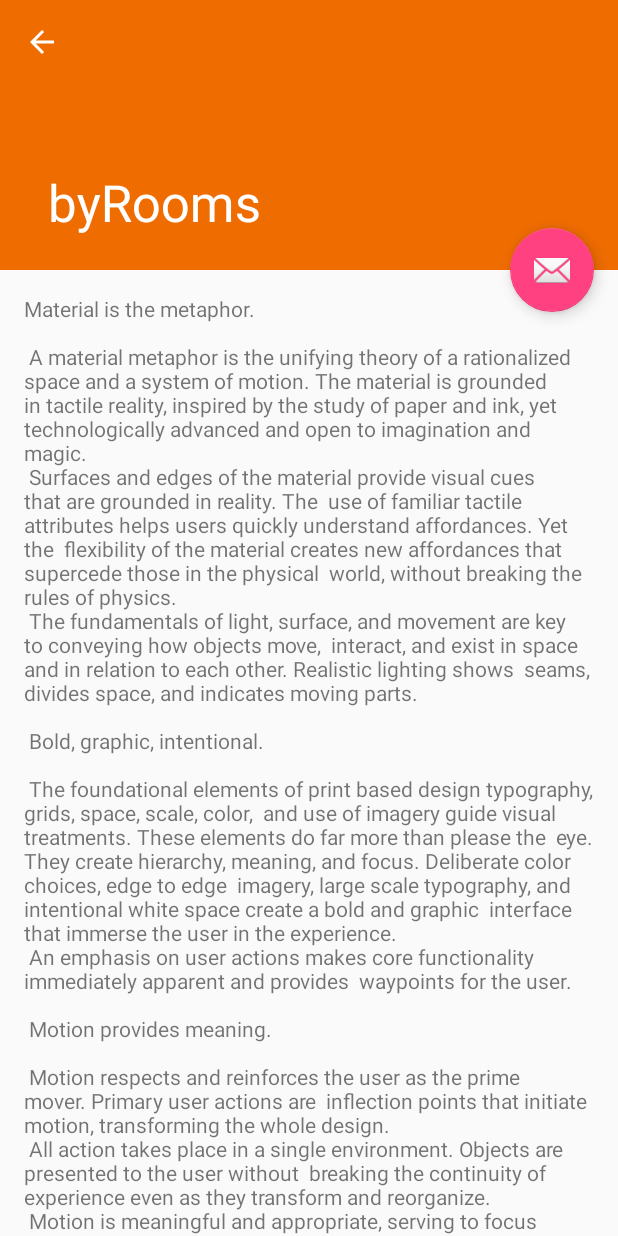
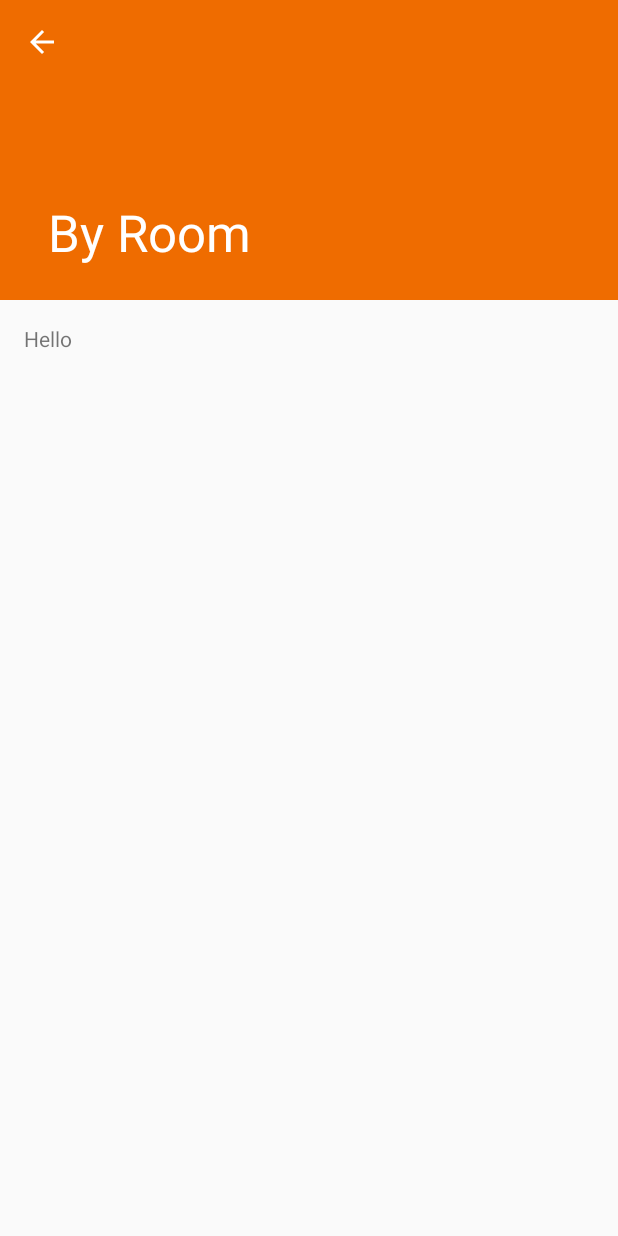
Before and after one commit to costanzavolpini/USIRooms, an Android app: the byRooms screen opened directly, with no data from a screen before it, on a phone screen of 412 x 824 dp. Run offline under Robolectric (Android 15) with nearby library versions, the phone set to English and light mode, and no system bars.

Commit message:
Removed Floating Action Button from ByRoom
TO DO: Implement the navigation bar also in the class ByRoom

```diff
--- a/AndroidStudio/USIRooms/app/src/main/java/com/usirooms/usirooms/byRooms.java
+++ b/AndroidStudio/USIRooms/app/src/main/java/com/usirooms/usirooms/byRooms.java
@@ -3,6 +3,8 @@ package com.usirooms.usirooms;
 import android.os.Bundle;
 import android.support.design.widget.FloatingActionButton;
 import android.support.design.widget.Snackbar;
+import android.support.v4.view.GravityCompat;
+import android.support.v4.widget.DrawerLayout;
 import android.support.v7.app.AppCompatActivity;
 import android.support.v7.widget.Toolbar;
 import android.view.View;
@@ -16,14 +18,15 @@ public class byRooms extends AppCompatActivity {
         Toolbar toolbar = (Toolbar) findViewById(R.id.toolbar);
         setSupportActionBar(toolbar);
 
-        FloatingActionButton fab = (FloatingActionButton) findViewById(R.id.fab);
+      /*  FloatingActionButton fab = (FloatingActionButton) findViewById(R.id.fab);
         fab.setOnClickListener(new View.OnClickListener() {
             @Override
             public void onClick(View view) {
                 Snackbar.make(view, "Replace with your own action", Snackbar.LENGTH_LONG)
                         .setAction("Action", null).show();
             }
-        });
+        }); */
         getSupportActionBar().setDisplayHomeAsUpEnabled(true);
+
     }
 }
--- a/AndroidStudio/USIRooms/app/src/main/res/layout/activity_by_rooms.xml
+++ b/AndroidStudio/USIRooms/app/src/main/res/layout/activity_by_rooms.xml
@@ -1,5 +1,5 @@
 <?xml version="1.0" encoding="utf-8"?>
-<android.support.design.widget.CoordinatorLayout xmlns:android="http://schemas.android.com/apk/res/android"
+ <android.support.design.widget.CoordinatorLayout xmlns:android="http://schemas.android.com/apk/res/android"
     xmlns:app="http://schemas.android.com/apk/res-auto"
     xmlns:tools="http://schemas.android.com/tools"
     android:layout_width="match_parent"
@@ -10,7 +10,7 @@
     <android.support.design.widget.AppBarLayout
         android:id="@+id/app_bar"
         android:layout_width="match_parent"
-        android:layout_height="@dimen/app_bar_height"
+        android:layout_height="200dp"
         android:fitsSystemWindows="true"
         android:theme="@style/AppTheme.AppBarOverlay">
 
@@ -34,13 +34,13 @@
 
     <include layout="@layout/content_by_rooms" />
 
-    <android.support.design.widget.FloatingActionButton
+    <!--<android.support.design.widget.FloatingActionButton
         android:id="@+id/fab"
         android:layout_width="wrap_content"
         android:layout_height="wrap_content"
         android:layout_margin="@dimen/fab_margin"
         android:src="@android:drawable/ic_dialog_email"
         app:layout_anchor="@id/app_bar"
-        app:layout_anchorGravity="bottom|end" />
+        app:layout_anchorGravity="bottom|end" /> -->
 
 </android.support.design.widget.CoordinatorLayout>
--- a/AndroidStudio/USIRooms/app/src/main/res/values/strings.xml
+++ b/AndroidStudio/USIRooms/app/src/main/res/values/strings.xml
@@ -7,94 +7,8 @@
     <string name="action_settings">Settings</string>
     <string name="main_building">Main Building</string>
     <string name="freerooms">FreeRooms</string>
-    <string name="title_activity_by_rooms">byRooms</string>
+    <string name="title_activity_by_rooms">By Room</string>
     <string name="large_text">
-        "Material is the metaphor.\n\n"
-
-        "A material metaphor is the unifying theory of a rationalized space and a system of motion."
-        "The material is grounded in tactile reality, inspired by the study of paper and ink, yet "
-        "technologically advanced and open to imagination and magic.\n"
-        "Surfaces and edges of the material provide visual cues that are grounded in reality. The "
-        "use of familiar tactile attributes helps users quickly understand affordances. Yet the "
-        "flexibility of the material creates new affordances that supercede those in the physical "
-        "world, without breaking the rules of physics.\n"
-        "The fundamentals of light, surface, and movement are key to conveying how objects move, "
-        "interact, and exist in space and in relation to each other. Realistic lighting shows "
-        "seams, divides space, and indicates moving parts.\n\n"
-
-        "Bold, graphic, intentional.\n\n"
-
-        "The foundational elements of print based design typography, grids, space, scale, color, "
-        "and use of imagery guide visual treatments. These elements do far more than please the "
-        "eye. They create hierarchy, meaning, and focus. Deliberate color choices, edge to edge "
-        "imagery, large scale typography, and intentional white space create a bold and graphic "
-        "interface that immerse the user in the experience.\n"
-        "An emphasis on user actions makes core functionality immediately apparent and provides "
-        "waypoints for the user.\n\n"
-
-        "Motion provides meaning.\n\n"
-
-        "Motion respects and reinforces the user as the prime mover. Primary user actions are "
-        "inflection points that initiate motion, transforming the whole design.\n"
-        "All action takes place in a single environment. Objects are presented to the user without "
-        "breaking the continuity of experience even as they transform and reorganize.\n"
-        "Motion is meaningful and appropriate, serving to focus attention and maintain continuity. "
-        "Feedback is subtle yet clear. Transitions are efﬁcient yet coherent.\n\n"
-
-        "3D world.\n\n"
-
-        "The material environment is a 3D space, which means all objects have x, y, and z "
-        "dimensions. The z-axis is perpendicularly aligned to the plane of the display, with the "
-        "positive z-axis extending towards the viewer. Every sheet of material occupies a single "
-        "position along the z-axis and has a standard 1dp thickness.\n"
-        "On the web, the z-axis is used for layering and not for perspective. The 3D world is "
-        "emulated by manipulating the y-axis.\n\n"
-
-        "Light and shadow.\n\n"
-
-        "Within the material environment, virtual lights illuminate the scene. Key lights create "
-        "directional shadows, while ambient light creates soft shadows from all angles.\n"
-        "Shadows in the material environment are cast by these two light sources. In Android "
-        "development, shadows occur when light sources are blocked by sheets of material at "
-        "various positions along the z-axis. On the web, shadows are depicted by manipulating the "
-        "y-axis only. The following example shows the card with a height of 6dp.\n\n"
-
-        "Resting elevation.\n\n"
-
-        "All material objects, regardless of size, have a resting elevation, or default elevation "
-        "that does not change. If an object changes elevation, it should return to its resting "
-        "elevation as soon as possible.\n\n"
-
-        "Component elevations.\n\n"
-
-        "The resting elevation for a component type is consistent across apps (e.g., FAB elevation "
-        "does not vary from 6dp in one app to 16dp in another app).\n"
-        "Components may have different resting elevations across platforms, depending on the depth "
-        "of the environment (e.g., TV has a greater depth than mobile or desktop).\n\n"
-
-        "Responsive elevation and dynamic elevation offsets.\n\n"
-
-        "Some component types have responsive elevation, meaning they change elevation in response "
-        "to user input (e.g., normal, focused, and pressed) or system events. These elevation "
-        "changes are consistently implemented using dynamic elevation offsets.\n"
-        "Dynamic elevation offsets are the goal elevation that a component moves towards, relative "
-        "to the component’s resting state. They ensure that elevation changes are consistent "
-        "across actions and component types. For example, all components that lift on press have "
-        "the same elevation change relative to their resting elevation.\n"
-        "Once the input event is completed or cancelled, the component will return to its resting "
-        "elevation.\n\n"
-
-        "Avoiding elevation interference.\n\n"
-
-        "Components with responsive elevations may encounter other components as they move between "
-        "their resting elevations and dynamic elevation offsets. Because material cannot pass "
-        "through other material, components avoid interfering with one another any number of ways, "
-        "whether on a per component basis or using the entire app layout.\n"
-        "On a component level, components can move or be removed before they cause interference. "
-        "For example, a floating action button (FAB) can disappear or move off screen before a "
-        "user picks up a card, or it can move if a snackbar appears.\n"
-        "On the layout level, design your app layout to minimize opportunities for interference. "
-        "For example, position the FAB to one side of stream of a cards so the FAB won’t interfere "
-        "when a user tries to pick up one of cards.\n\n"
+       "Hello"
     </string>
 </resources>
```
Also changed, not shown: 1 other file.
